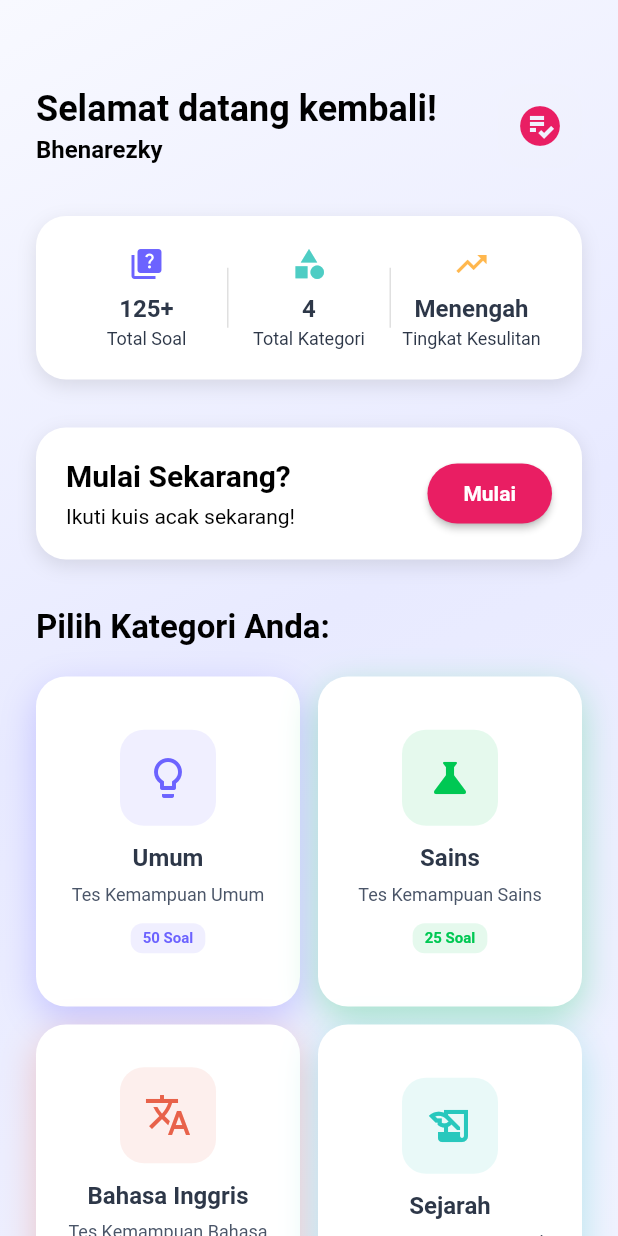
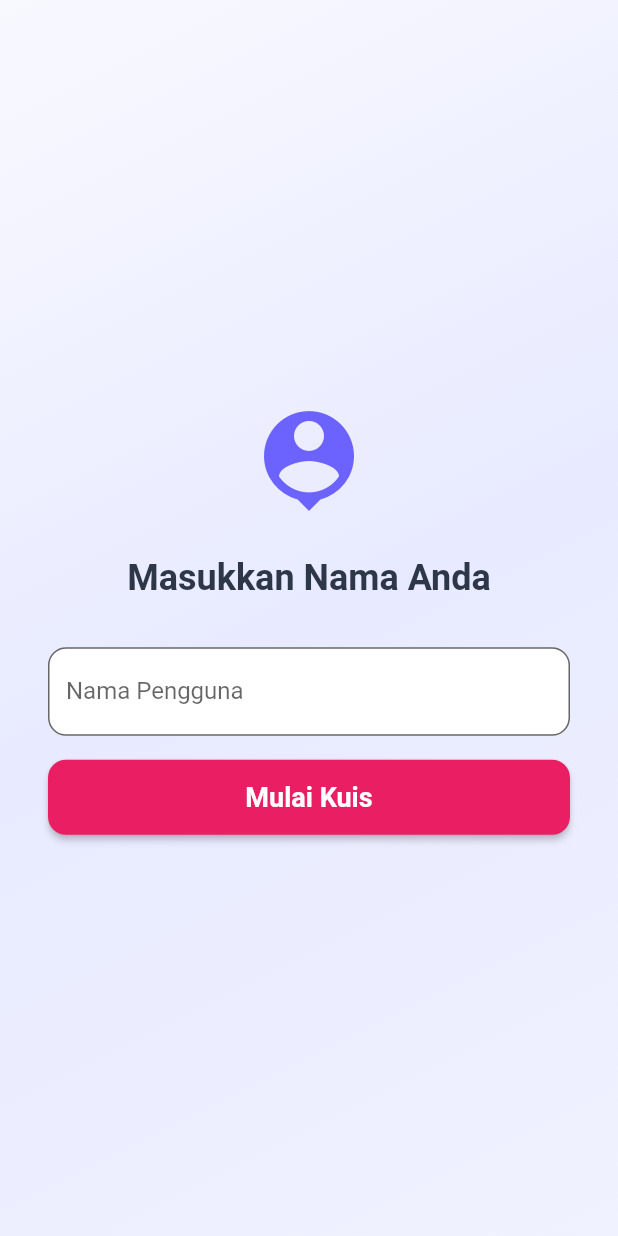
Before and after one commit to Bhenarezky/UTS_quizapp, a Flutter app: the screen it shows after launch, on a phone screen of 412 x 824 dp. Run offline on Flutter 3.47's test engine with Material 3 defaults, Android fonts, the phone set to English and light mode, and no system bars.

Commit message:
menambahkan login page

```diff
--- a/lib/main.dart
+++ b/lib/main.dart
@@ -1,5 +1,5 @@
 import 'package:flutter/material.dart';
-import 'package:quizapp/page/page_home.dart';
+import 'package:quizapp/page/page_login.dart';
 
 void main() {
   runApp(const MyApp());
@@ -17,7 +17,7 @@ class MyApp extends StatelessWidget {
         colorScheme: ColorScheme.fromSeed(seedColor: Colors.amber),
         visualDensity: VisualDensity.adaptivePlatformDensity
       ),
-      home: const PageHome(),
+      home: const PageLogin(), // Mengubah PageHome menjadi PageLogin
     );
   }
 }
--- a/lib/model/model_category.dart
+++ b/lib/model/model_category.dart
@@ -5,6 +5,7 @@ class ModelCategory {
   IconData? strIcon;
   Color? strColor;
   String? strDesc;
+  // Menggunakan nama properti sesuai kode yang ada
   int? questQount;
 
   ModelCategory({
--- a/lib/page/page_home.dart
+++ b/lib/page/page_home.dart
@@ -6,15 +6,15 @@ import 'package:quizapp/page/page_quiz.dart';
 import '../widget/category_card.dart';
 
 class PageHome extends StatefulWidget {
-  const PageHome({super.key});
+  final String userName;
+
+  const PageHome({super.key, required this.userName});
 
   @override
   State<PageHome> createState() => _PageHomeState();
 }
 
 class _PageHomeState extends State<PageHome> with TickerProviderStateMixin {
-
-  // --- Data Kategori Kuis ---
 
   List<ModelCategory> modelCategory = [
     ModelCategory(
@@ -34,7 +34,6 @@ class _PageHomeState extends State<PageHome> with TickerProviderStateMixin {
     ModelCategory(
       strName: 'Bahasa Inggris',
       strIcon: Icons.translate,
-      // Perbaikan kode warna Hex
       strColor: const Color(0xFFE8624A),
       strDesc: 'Tes Kemampuan Bahasa Inggris',
       questQount: 20,
@@ -47,8 +46,6 @@ class _PageHomeState extends State<PageHome> with TickerProviderStateMixin {
       questQount: 30,
     ),
   ];
-
-  // --- Metode Build Widget Statistik Item ---
 
   Widget buildStatItem(
     String strTitle,
@@ -79,14 +76,11 @@ class _PageHomeState extends State<PageHome> with TickerProviderStateMixin {
     );
   }
 
-  // --- Metode Build Halaman Utama ---
-
   @override
   Widget build(BuildContext context) {
     return Scaffold(
       body: Container(
         decoration: const BoxDecoration(
-          // Gradien latar belakang halus
           gradient: LinearGradient(
             begin: Alignment.topLeft,
             end: Alignment.bottomRight,
@@ -105,14 +99,14 @@ class _PageHomeState extends State<PageHome> with TickerProviderStateMixin {
               children: [
                 const SizedBox(height: 32),
 
-                // Header (Pesan Selamat Datang & Ikon)
+                // Header (Pesan Selamat Datang & Nama Pengguna)
                 Row(
                   mainAxisAlignment: MainAxisAlignment.spaceBetween,
                   children: [
                     Column(
                       crossAxisAlignment: CrossAxisAlignment.start,
-                      children: const [
-                        Text(
+                      children: [
+                        const Text(
                           'Selamat datang kembali!',
                           style: TextStyle(
                             fontSize: 24,
@@ -120,10 +114,11 @@ class _PageHomeState extends State<PageHome> with TickerProviderStateMixin {
                             color: Colors.black,
                           )
                         ),
-                        SizedBox(height: 4),
+                        const SizedBox(height: 4),
+                        // Menggunakan widget.userName
                         Text(
-                          'Bhenarezky',
-                          style: TextStyle(
+                          widget.userName,
+                          style: const TextStyle(
                             fontSize: 16,
                             fontWeight: FontWeight.bold,
                             color: Colors.black,
@@ -134,14 +129,12 @@ class _PageHomeState extends State<PageHome> with TickerProviderStateMixin {
                     Container(
                       padding: const EdgeInsets.all(12),
                       decoration: BoxDecoration(
-                        // Perbaikan kode warna Hex
                         color: const Color(0xFFEDF2F7).withOpacity(0.1),
                         borderRadius: BorderRadius.circular(16)
                       ),
                       child: const Icon(
                         Icons.playlist_add_check_circle,
                         size: 32,
-                        // Perbaikan kode warna Hex
                         color: Color(0xFFE91E63)
                       ),
                     ),
@@ -166,7 +159,6 @@ class _PageHomeState extends State<PageHome> with TickerProviderStateMixin {
                   ),
                   child: Row(
                     children: [
-                      // Item Statistik 1
                       Expanded(
                         child: buildStatItem(
                           'Total Soal',
@@ -175,13 +167,11 @@ class _PageHomeState extends State<PageHome> with TickerProviderStateMixin {
                           const Color(0xFF6C63FF),
                         )
                       ),
-                      // Pembatas Vertikal
                       Container(
                         width: 1,
                         height: 40,
                         color: Colors.grey[300],
                       ),
-                      // Item Statistik 2
                       Expanded(
                         child: buildStatItem(
                           'Total Kategori',
@@ -190,13 +180,11 @@ class _PageHomeState extends State<PageHome> with TickerProviderStateMixin {
                           const Color(0xFF4ECDC4)
                         )
                       ),
-                      // Pembatas Vertikal
                       Container(
                         width: 1,
                         height: 40,
                         color: Colors.grey[300],
                       ),
-                      // Item Statistik 3
                       Expanded(
                         child: buildStatItem(
                           'Tingkat Kesulitan',
@@ -230,8 +218,8 @@ class _PageHomeState extends State<PageHome> with TickerProviderStateMixin {
                       Expanded(
                         child: Column(
                           crossAxisAlignment: CrossAxisAlignment.start,
-                          children: [
-                            const Text(
+                          children: const [
+                            Text(
                               'Mulai Sekarang?',
                               style: TextStyle(
                                 fontSize: 20,
@@ -239,8 +227,8 @@ class _PageHomeState extends State<PageHome> with TickerProviderStateMixin {
                                 color: Colors.black,
                               ),
                             ),
-                            const SizedBox(height: 8),
-                            const Text(
+                            SizedBox(height: 8),
+                            Text(
                               'Ikuti kuis acak sekarang!',
                               style: TextStyle(
                                   fontSize: 14,
@@ -256,28 +244,18 @@ class _PageHomeState extends State<PageHome> with TickerProviderStateMixin {
                         onPressed: () {
                           HapticFeedback.lightImpact();
 
-                          // --- KODE PERBAIKAN UNTUK MENGAMBIL KATEGORI ACAK ---
-
-                          // 1. Duplikasi list agar list asli tidak berubah (toList()).
                           final List<ModelCategory> shuffledList = modelCategory.toList();
-
-                          // 2. Acak list yang diduplikasi (shuffle()).
                           shuffledList.shuffle();
-
-                          // 3. Ambil elemen pertama dari list yang sudah diacak (first).
                           final ModelCategory randomCategory = shuffledList.first;
-
-                          // --- AKHIR KODE PERBAIKAN ---
 
                           Navigator.push(context, MaterialPageRoute(
                             builder: (context) => PageQuiz(
-                              // Meneruskan objek tunggal ModelCategory yang sudah dipilih secara acak
-                              category: randomCategory
+                              category: randomCategory,
+                              userName: widget.userName // Meneruskan userName ke PageQuiz
                             ),
                           ));
                         },
                         style: ElevatedButton.styleFrom(
-                          // Perbaikan kode warna Hex
                           backgroundColor: const Color(0xFFE91E63),
                           foregroundColor: Colors.white,
                           padding: const EdgeInsets.symmetric(
@@ -333,7 +311,8 @@ class _PageHomeState extends State<PageHome> with TickerProviderStateMixin {
 
                         Navigator.push(context, MaterialPageRoute(
                           builder: (context) => PageQuiz(
-                            category: modelCategory[index]),
+                            category: modelCategory[index],
+                            userName: widget.userName), // Meneruskan userName ke PageQuiz
                         ));
                       },
                     );
--- /dev/null
+++ b/lib/page/page_login.dart
@@ -0,0 +1,117 @@
+import 'package:flutter/material.dart';
+import 'package:quizapp/page/page_home.dart';
+
+class PageLogin extends StatefulWidget {
+  const PageLogin({super.key});
+
+  @override
+  State<PageLogin> createState() => _PageLoginState();
+}
+
+class _PageLoginState extends State<PageLogin> {
+  final TextEditingController _nameController = TextEditingController();
+
+  void _navigateToHome() {
+    final String userName = _nameController.text.trim();
+
+    if (userName.isNotEmpty) {
+      Navigator.pushReplacement(
+        context,
+        MaterialPageRoute(
+          builder: (context) => PageHome(userName: userName),
+        ),
+      );
+    } else {
+      // Menampilkan peringatan jika nama kosong
+      ScaffoldMessenger.of(context).showSnackBar(
+        const SnackBar(
+          content: Text('Nama tidak boleh kosong!'),
+          duration: Duration(seconds: 2),
+        ),
+      );
+    }
+  }
+
+  @override
+  void dispose() {
+    _nameController.dispose();
+    super.dispose();
+  }
+
+  @override
+  Widget build(BuildContext context) {
+    return Scaffold(
+      body: Container(
+        decoration: const BoxDecoration(
+          gradient: LinearGradient(
+            begin: Alignment.topLeft,
+            end: Alignment.bottomRight,
+            colors: [
+              Color(0xFFF8F9FF),
+              Color(0xFFE8EAFF),
+              Color(0xFFF0F2FF)
+            ],
+          ),
+        ),
+        child: Center(
+          child: SingleChildScrollView(
+            padding: const EdgeInsets.all(32.0),
+            child: Column(
+              mainAxisAlignment: MainAxisAlignment.center,
+              mainAxisSize: MainAxisSize.min,
+              children: [
+                const Icon(
+                  Icons.person_pin,
+                  size: 80,
+                  color: Color(0xFF6C63FF),
+                ),
+                const SizedBox(height: 24),
+                const Text(
+                  'Masukkan Nama Anda',
+                  style: TextStyle(
+                    fontSize: 24,
+                    fontWeight: FontWeight.bold,
+                    color: Color(0xFF2D3748),
+                  ),
+                ),
+                const SizedBox(height: 32),
+                TextField(
+                  controller: _nameController,
+                  decoration: InputDecoration(
+                    labelText: 'Nama Pengguna',
+                    border: OutlineInputBorder(
+                      borderRadius: BorderRadius.circular(12),
+                    ),
+                    filled: true,
+                    fillColor: Colors.white,
+                  ),
+                  textInputAction: TextInputAction.done,
+                  onSubmitted: (_) => _navigateToHome(),
+                ),
+                const SizedBox(height: 16),
+                SizedBox(
+                  width: double.infinity,
+                  height: 50,
+                  child: ElevatedButton(
+                    onPressed: _navigateToHome,
+                    style: ElevatedButton.styleFrom(
+                      backgroundColor: const Color(0xFFE91E63),
+                      foregroundColor: Colors.white,
+                      shape: RoundedRectangleBorder(
+                        borderRadius: BorderRadius.circular(12),
+                      ),
+                    ),
+                    child: const Text(
+                      'Mulai Kuis',
+                      style: TextStyle(fontSize: 18, fontWeight: FontWeight.bold),
+                    ),
+                  ),
+                ),
+              ],
+            ),
+          ),
+        ),
+      ),
+    );
+  }
+}
--- a/lib/widget/answer_card.dart
+++ b/lib/widget/answer_card.dart
@@ -1,5 +1,6 @@
 import 'package:flutter/material.dart';
 
+// Komponen UI yang digunakan berulang
 class AnswerCard extends StatefulWidget {
   final String text;
   final bool isSelected;
--- a/lib/widget/category_card.dart
+++ b/lib/widget/category_card.dart
@@ -1,6 +1,7 @@
 import 'package:flutter/material.dart';
 import 'package:quizapp/model/model_category.dart';
 
+// Komponen UI yang digunakan berulang
 class CategoryCard extends StatefulWidget {
   final ModelCategory category;
   final VoidCallback onTap;
```
Also changed, not shown: lib/page/page_quiz.dart (+14 -9 lines), lib/page/page_result.dart (+40 -32 lines).
